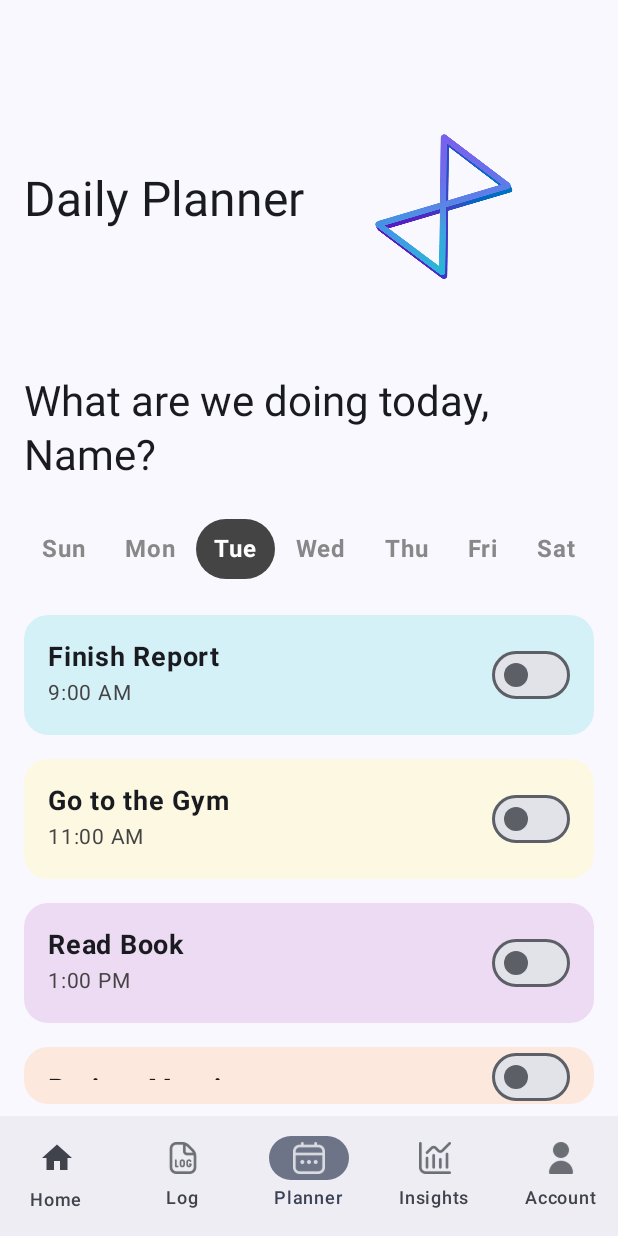
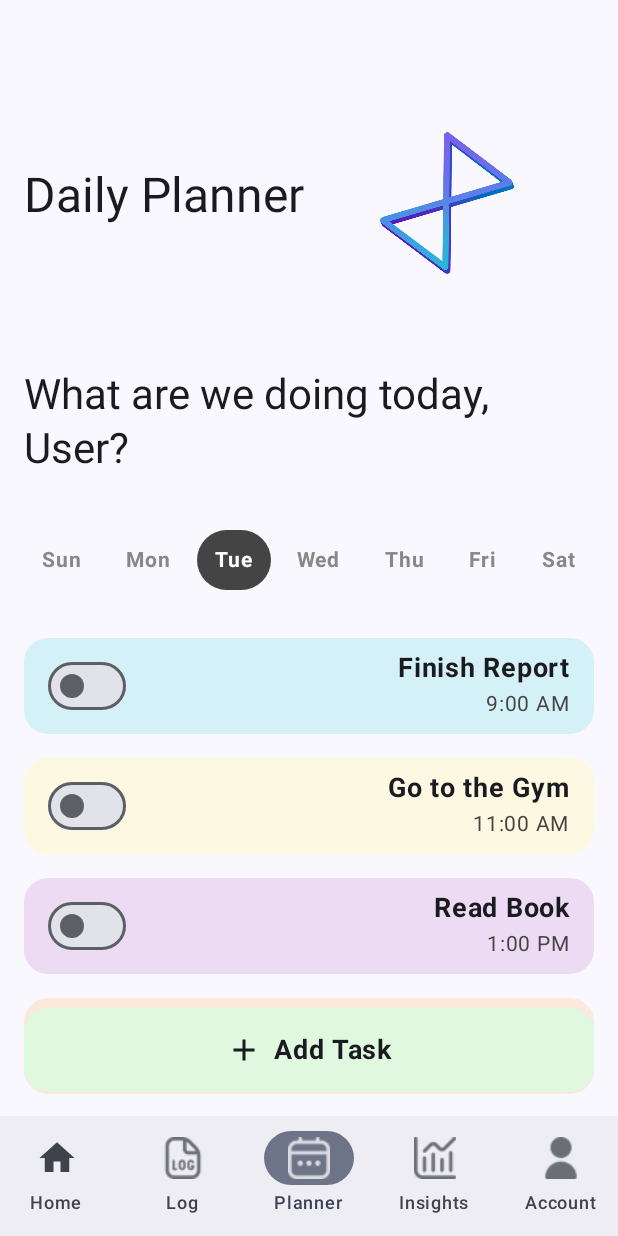
Before and after one commit to Cos229-239/2025_10_Team1, an Android app built with Jetpack Compose: the screen it shows after launch (MainActivity), on a phone screen of 412 x 824 dp. Run offline under Robolectric (Android 15) with nearby library versions, the phone set to English and light mode, and no system bars.

Commit message:
Screen Complete!!!!

```diff
--- a/app/src/main/java/com/example/myapplication/MainActivity.kt
+++ b/app/src/main/java/com/example/myapplication/MainActivity.kt
@@ -1,69 +1,60 @@
 package com.example.myapplication
 
+import android.content.Context
 import android.os.Bundle
+import android.provider.ContactsContract
 import androidx.activity.ComponentActivity
 import androidx.activity.compose.setContent
 import androidx.activity.enableEdgeToEdge
 import androidx.compose.foundation.background
-import androidx.compose.foundation.layout.Arrangement
-import androidx.compose.foundation.layout.Box
-import androidx.compose.foundation.layout.Column
-import androidx.compose.foundation.layout.Row
-import androidx.compose.foundation.layout.Spacer
-import androidx.compose.foundation.layout.fillMaxSize
-import androidx.compose.foundation.layout.fillMaxWidth
-import androidx.compose.foundation.layout.height
-import androidx.compose.foundation.layout.padding
+import androidx.compose.foundation.clickable
+import androidx.compose.foundation.layout.*
+import androidx.compose.foundation.rememberScrollState
 import androidx.compose.foundation.shape.CircleShape
 import androidx.compose.foundation.shape.RoundedCornerShape
+import androidx.compose.foundation.verticalScroll
 import androidx.compose.material.icons.Icons
 import androidx.compose.material.icons.filled.Add
-import androidx.compose.material.icons.filled.Menu
-import androidx.compose.material3.Icon
-import androidx.compose.material3.MaterialTheme
-import androidx.compose.material3.NavigationBar
-import androidx.compose.material3.NavigationBarItem
-import androidx.compose.material3.Scaffold
-import androidx.compose.material3.Switch
-import androidx.compose.material3.Text
-import androidx.compose.runtime.Composable
+import androidx.compose.material3.*
+import androidx.compose.runtime.*
 import androidx.compose.runtime.getValue
-import androidx.compose.runtime.mutableStateOf
-import androidx.compose.runtime.remember
 import androidx.compose.runtime.setValue
 import androidx.compose.ui.Alignment
 import androidx.compose.ui.Modifier
 import androidx.compose.ui.draw.clip
 import androidx.compose.ui.graphics.Color
+import androidx.compose.ui.platform.LocalContext
 import androidx.compose.ui.res.painterResource
 import androidx.compose.ui.text.font.FontWeight
 import androidx.compose.ui.tooling.preview.Preview
 import androidx.compose.ui.unit.dp
 import androidx.compose.ui.unit.sp
 import com.example.myapplication.ui.theme.MyApplicationTheme
+import kotlinx.coroutines.launch
 
-// A simple data class to hold task information
-data class Task(
-    val title: String,
-    val time: String,
-    val color: Color,
-    val isCompleted: Boolean
-)
+// --- Data Classes ---
+data class Task(val title: String, val time: String, val color: Color, val isCompleted: Boolean)
+data class BottomNavItem(val label: String, val iconResId: Int)
+
+
 class MainActivity : ComponentActivity() {
     override fun onCreate(savedInstanceState: Bundle?) {
         super.onCreate(savedInstanceState)
         enableEdgeToEdge()
         setContent {
             MyApplicationTheme {
+
                 PlannerScreen(modifier = Modifier.fillMaxSize())
             }
         }
     }
 }
 
+
+
+
 @Composable
 fun PlannerScreen(modifier: Modifier = Modifier) {
-    // Create a sample list of tasks for demonstration
     val tasks = listOf(
         Task("Finish Report", "9:00 AM", Color(0xFFB2EBF2), false),
         Task("Go to the Gym", "11:00 AM", Color(0xFFFFF9C4), false),
@@ -71,81 +62,74 @@ fun PlannerScreen(modifier: Modifier = Modifier) {
         Task("Project Meeting", "3:00 PM", Color(0xFFFFDAB9), false)
     )
 
-    // Scaffold provides the basic material design layout structure
+    var selectedDay by remember { mutableStateOf("Tue") }
+    var userName by remember { mutableStateOf("Name") }
+    val context = LocalContext.current
+
+    LaunchedEffect(Unit) {
+        userName = getUserDisplayName(context)
+    }
+
     Scaffold(
-        bottomBar = {
-            AppBottomNavigationBar()
-        },
+        bottomBar = { AppBottomNavigationBar() },
         modifier = modifier
     ) { innerPadding ->
-        // Main content goes here, using the padding from the Scaffold
-        Column(
-            modifier = Modifier
-                .padding(innerPadding) // Important for content not to overlap with bars
-                .padding(horizontal = 16.dp) // Add horizontal padding to the whole screen
-        ) {
-            // All the screen components will be called here
-            TopHeader()
-            WelcomeMessage(name = "Name")
-            DaySelector()
 
-            // Spacer to add some room
-            Spacer(modifier = Modifier.height(16.dp))
-
-            // Loop through the tasks and display each one
-            tasks.forEach { task ->
-                TaskItem(task = task)
+        Box(modifier = Modifier.padding(innerPadding)) {
+            Column(
+                modifier = Modifier
+                    .fillMaxSize()
+                    .padding(horizontal = 16.dp)
+                    .verticalScroll(rememberScrollState())
+            ) {
+                TopHeader()
+                WelcomeMessage(name = userName)
+                DaySelector(
+                    selectedDay = selectedDay,
+                    onDaySelected = { day -> selectedDay = day }
+                )
+                Spacer(modifier = Modifier.height(24.dp))
+                tasks.forEach { task -> TaskItem(task = task) }
+                Spacer(modifier = Modifier.height(80.dp))
             }
 
-            AddTaskButton()
+
+            AddTaskButton(
+                modifier = Modifier
+                    .align(Alignment.BottomCenter)
+                    .padding(horizontal = 16.dp)
+                    .padding(bottom = 16.dp)
+            )
         }
     }
 }
 
 
-data class BottomNavItem(
-    val label: String,
-    val iconResId: Int
-)
+
 
 @Composable
-fun AppBottomNavigationBar() {
-
-    val items = listOf(
-        BottomNavItem("Home", R.drawable.baseline_home_24),
-        BottomNavItem("Log", R.drawable.log_file_1),
-        BottomNavItem("Planner", R.drawable.calendar__1__1),
-        BottomNavItem("Insights", R.drawable.chart_histogram__1__1),
-        // *** FIX 1: Corrected the closing parenthesis here ***
-        BottomNavItem("Account", R.drawable.user__1__1)
-    )
-        var selectedItem by remember { mutableStateOf("Planner") }
-
-    NavigationBar {
-        items.forEach { item ->
-            NavigationBarItem(
-                icon = { Icon(painterResource(id = item.iconResId), contentDescription = item.label) },
-                label = { Text(item.label) },
-                selected = selectedItem == item.label,
-                onClick = { selectedItem = item.label }
+fun TopHeader() {
+    Row(
+        modifier = Modifier
+            .fillMaxWidth()
+            .padding(top = 24.dp, bottom = 8.dp),
+        verticalAlignment = Alignment.CenterVertically
+        // horizontalArrangement is removed
+    ) {
+        Row(verticalAlignment = Alignment.CenterVertically) {
+            Text(
+                text = "Daily Planner",
+                style = MaterialTheme.typography.headlineLarge,
+                fontWeight = FontWeight.Normal
+            )
+            Icon(
+                painter = painterResource(id = R.drawable.tisense_icon_2),
+                contentDescription = "Logo",
+                tint = Color.Unspecified,
+                modifier = Modifier.padding(start = 8.dp)
             )
         }
-    }
-}
-
-@Composable
-fun DaySelector() {
-    val days = listOf("Sun", "Mon", "Tue", "Wed", "Thu", "Fri", "Sat")
-    val selectedDay = "Tue"
-
-    Row(
-        modifier = Modifier.fillMaxWidth(),
-        horizontalArrangement = Arrangement.SpaceBetween,
-        verticalAlignment = Alignment.CenterVertically
-    ) {
-        days.forEach { day ->
-            DayChip(day = day, isSelected = day == selectedDay)
-        }
+        // IconButton for the menu is removed
     }
 }
 
@@ -155,70 +139,50 @@ fun WelcomeMessage(name: String) {
         text = "What are we doing today, $name?",
         style = MaterialTheme.typography.headlineMedium,
         fontWeight = FontWeight.Normal,
-        modifier = Modifier.padding(bottom = 24.dp)
+        modifier = Modifier.padding(bottom = 36.dp)
     )
 }
 
 @Composable
-fun TopHeader() {
+fun DaySelector(selectedDay: String, onDaySelected: (String) -> Unit) {
+    val days = listOf("Sun", "Mon", "Tue", "Wed", "Thu", "Fri", "Sat")
     Row(
-        modifier = Modifier
-            .fillMaxWidth()
-            .padding(top = 24.dp, bottom = 8.dp),
-        verticalAlignment = Alignment.CenterVertically,
-        horizontalArrangement = Arrangement.SpaceBetween
+        modifier = Modifier.fillMaxWidth(),
+        horizontalArrangement = Arrangement.SpaceBetween,
+        verticalAlignment = Alignment.CenterVertically
     ) {
-        Row(verticalAlignment = Alignment.CenterVertically) {
-            Text(
-                text = "Daily Planner",
-                style = MaterialTheme.typography.headlineLarge,
-                fontWeight = FontWeight.Normal
-            )
-
-            Icon(
-                painter = painterResource(id = R.drawable.tisense_icon_2),
-                contentDescription = "Logo",
-                tint = Color.Unspecified,
-                modifier = Modifier.padding(start = 4.dp)
+        days.forEach { day ->
+            DayChip(
+                day = day,
+                isSelected = day == selectedDay,
+                onDayClick = { onDaySelected(day) }
             )
         }
-        Icon(
-            imageVector = Icons.Default.Menu,
-            contentDescription = "Menu"
+    }
+}
+
+@Composable
+fun DayChip(day: String, isSelected: Boolean, onDayClick: () -> Unit) {
+    Box(
+        modifier = Modifier
+            .clip(CircleShape)
+            .clickable(onClick = onDayClick)
+            .background(if (isSelected) Color.DarkGray else Color.Transparent)
+            .padding(vertical = 8.dp, horizontal = 12.dp),
+        contentAlignment = Alignment.Center
+    ) {
+        Text(
+            text = day,
+            color = if (isSelected) Color.White else Color.Gray,
+            fontWeight = FontWeight.Bold,
+            fontSize = 14.sp
         )
     }
 }
 
 @Composable
-fun AddTaskButton() {
-    Row(
-        modifier = Modifier
-            .fillMaxWidth()
-            .padding(vertical = 16.dp)
-            .background(Color(0xFFE0F7E0), shape = RoundedCornerShape(16.dp))
-            .padding(16.dp),
-        verticalAlignment = Alignment.CenterVertically,
-        horizontalArrangement = Arrangement.Center
-    ) {
-        Icon(
-            imageVector = Icons.Default.Add,
-            contentDescription = "Add Task"
-        )
-        Text(
-            text = "Add Task",
-            fontWeight = FontWeight.Bold,
-            fontSize = 18.sp,
-            modifier = Modifier.padding(start = 8.dp)
-        )
-    }
-}
-
-
-
-@Composable
 fun TaskItem(task: Task) {
     var isChecked by remember { mutableStateOf(task.isCompleted) }
-
     Row(
         modifier = Modifier
             .fillMaxWidth()
@@ -227,11 +191,20 @@ fun TaskItem(task: Task) {
                 task.color.copy(alpha = 0.5f),
                 shape = RoundedCornerShape(16.dp)
             )
-            .padding(16.dp),
+            .padding(horizontal = 16.dp, vertical = 8.dp),
         verticalAlignment = Alignment.CenterVertically,
         horizontalArrangement = Arrangement.SpaceBetween
     ) {
-        Column {
+
+        Switch(
+            checked = isChecked,
+            onCheckedChange = { isChecked = it }
+        )
+
+
+        Column(
+            horizontalAlignment = Alignment.End
+        ) {
             Text(
                 text = task.title,
                 fontWeight = FontWeight.Bold,
@@ -243,30 +216,81 @@ fun TaskItem(task: Task) {
                 fontSize = 14.sp
             )
         }
-        Switch(
-            checked = isChecked,
-            onCheckedChange = { isChecked = it }
+    }
+}
+
+@Composable
+fun AddTaskButton(modifier: Modifier = Modifier) {
+    Row(
+        modifier = modifier
+            .fillMaxWidth()
+            .background(Color(0xFFE0F7E0), shape = RoundedCornerShape(16.dp))
+            .padding(16.dp),
+        verticalAlignment = Alignment.CenterVertically,
+        horizontalArrangement = Arrangement.Center
+    ) {
+        Icon(imageVector = Icons.Default.Add, contentDescription = "Add Task")
+        Text(
+            text = "Add Task",
+            fontWeight = FontWeight.Bold,
+            fontSize = 18.sp,
+            modifier = Modifier.padding(start = 8.dp)
         )
     }
 }
 
 @Composable
-fun DayChip(day: String, isSelected: Boolean) {
-    Box(
-        modifier = Modifier
-            .clip(CircleShape)
-            .background(
-                color = if (isSelected) Color.DarkGray else Color.Transparent
+fun AppBottomNavigationBar() {
+    val items = listOf(
+        BottomNavItem("Home", R.drawable.baseline_home_24),
+        BottomNavItem("Log", R.drawable.log_file_1),
+        BottomNavItem("Planner", R.drawable.calendar__1__1),
+        BottomNavItem("Insights", R.drawable.chart_histogram__1__1),
+        BottomNavItem("Account", R.drawable.user__1__1)
+    )
+    var selectedItem by remember { mutableStateOf("Planner") }
+
+    NavigationBar {
+        items.forEach { item ->
+            NavigationBarItem(
+                icon = {
+                    Icon(
+                        painter = painterResource(id = item.iconResId),
+                        contentDescription = item.label,
+                        modifier = Modifier.size(28.dp)
+                    )
+                },
+                label = {
+                    Text(
+                        text = item.label,
+                        fontSize = 12.sp
+                    )
+                },
+                selected = selectedItem == item.label,
+                onClick = { selectedItem = item.label }
             )
-            .padding(vertical = 8.dp, horizontal = 12.dp),
-        contentAlignment = Alignment.Center
-    ) {
-        Text(
-            text = day,
-            color = if (isSelected) Color.White else Color.Gray,
-            fontWeight = FontWeight.Bold
+        }
+    }
+}
+
+private fun getUserDisplayName(context: Context): String {
+    try {
+        val cursor = context.contentResolver.query(
+            ContactsContract.Profile.CONTENT_URI,
+            arrayOf(ContactsContract.Profile.DISPLAY_NAME_PRIMARY),
+            null, null, null
         )
+        if (cursor != null && cursor.moveToFirst()) {
+            val name = cursor.getString(0)
+            cursor.close()
+            if (!name.isNullOrBlank()) {
+                return name.split(" ")[0]
+            }
+        }
+    } catch (e: Exception) {
+        e.printStackTrace()
     }
+    return "User"
 }
 
 @Preview(showBackground = true)
```
